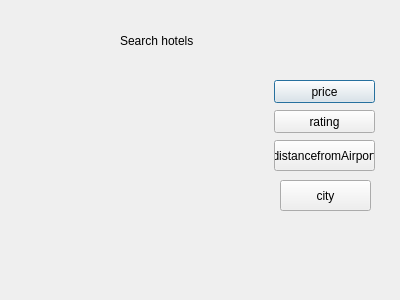
Above: Hsearch.ui from alihysn/Flight-Booking-Sytem-with-GUI before the change. Below: the same form after it.
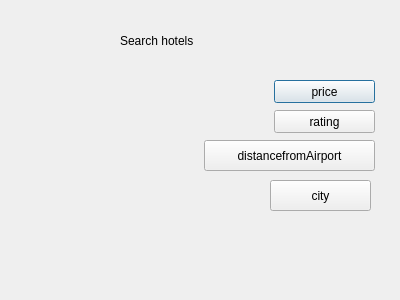
That is the form after the change.

The edit to the form file:
```diff
--- a/Hsearch.ui
+++ b/Hsearch.ui
@@ -55,9 +55,9 @@
   <widget class="QPushButton" name="pushButton_3">
    <property name="geometry">
     <rect>
-     <x>274</x>
+     <x>204</x>
      <y>140</y>
-     <width>101</width>
+     <width>171</width>
      <height>31</height>
     </rect>
    </property>
@@ -68,9 +68,9 @@
   <widget class="QPushButton" name="pushButton_4">
    <property name="geometry">
     <rect>
-     <x>280</x>
+     <x>270</x>
      <y>180</y>
-     <width>91</width>
+     <width>101</width>
      <height>31</height>
     </rect>
    </property>
```
